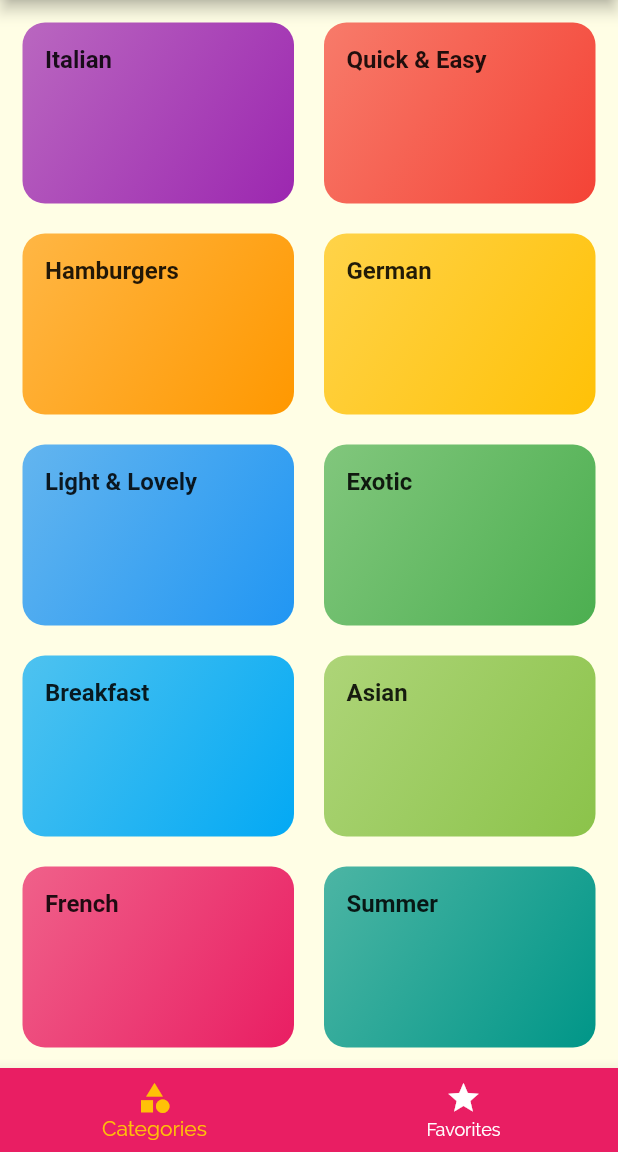
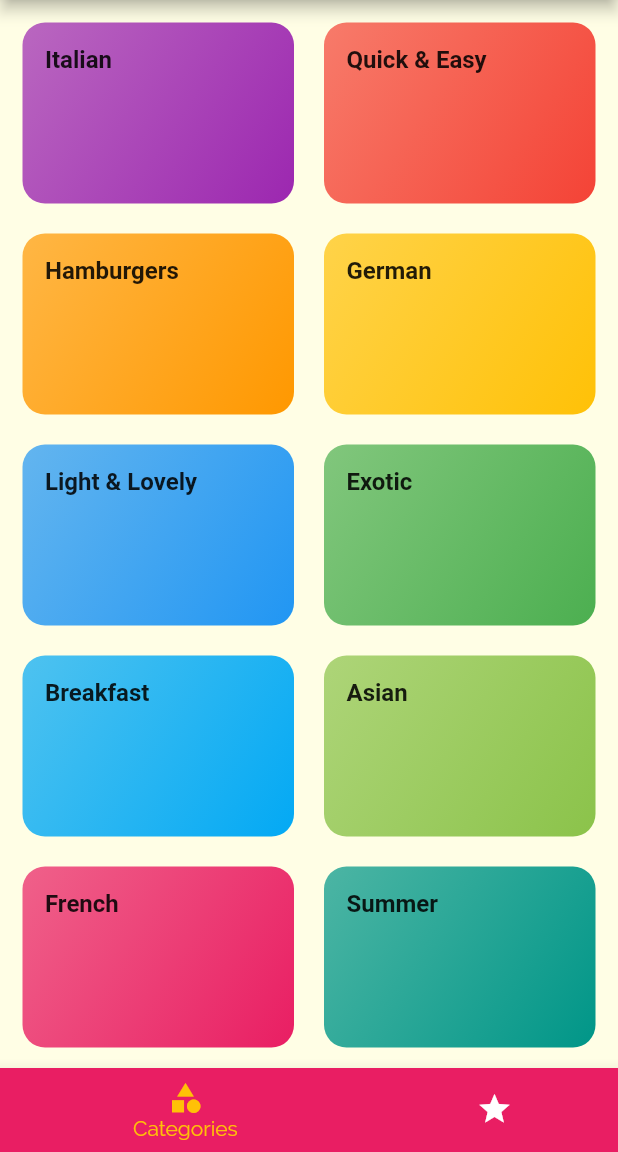
Before and after one commit to divinetouch/flutter_meals_app, a Flutter app: the screen it shows after launch, on a phone screen of 412 x 824 dp, the part 84-1236 px from its top. Run offline on Flutter 3.47's test engine with Material 2 defaults, Android fonts, the phone set to English and light mode, and no system bars; Roboto replaces fonts that are missing (RobotoConsensed).

```diff
--- a/lib/screens/tabs_screen.dart
+++ b/lib/screens/tabs_screen.dart
@@ -33,12 +33,15 @@ class _TabScreenState extends State<TabsScreen> {
         unselectedItemColor: Colors.white,
         selectedItemColor: Theme.of(context).accentColor,
         currentIndex: _selectedPageIndex,
+        type: BottomNavigationBarType.shifting,
         items: [
           BottomNavigationBarItem(
+            backgroundColor: Theme.of(context).primaryColor,
             icon: Icon(Icons.category),
             title: Text('Categories'),
           ),
           BottomNavigationBarItem(
+            backgroundColor: Theme.of(context).primaryColor,
             icon: Icon(Icons.star),
             title: Text('Favorites'),
           ),
```
